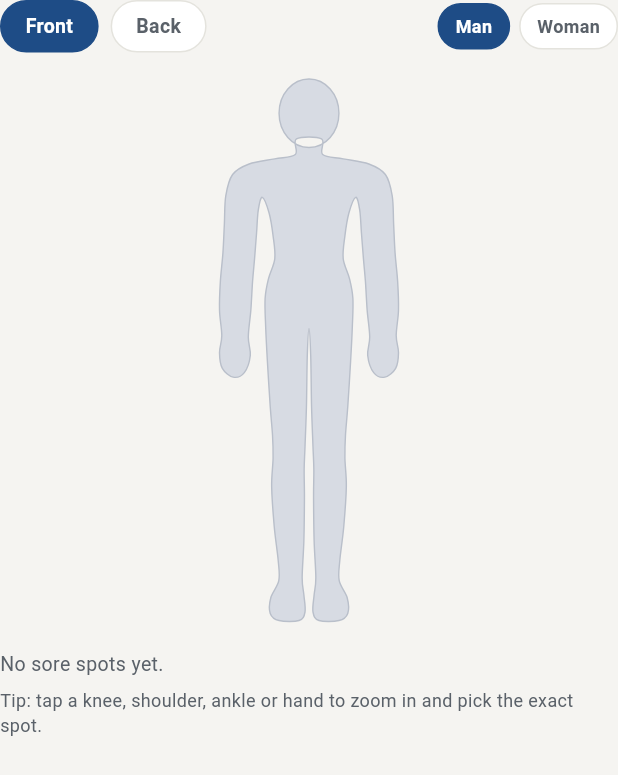
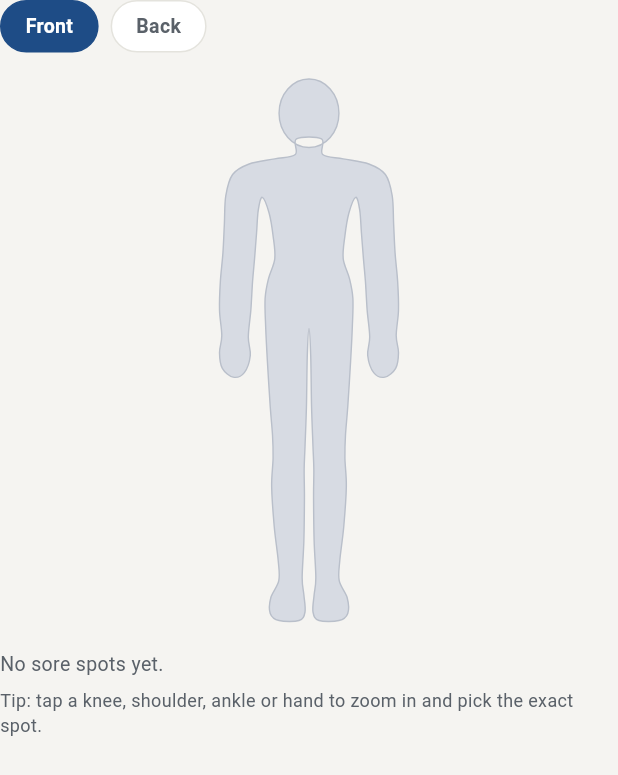
Before and after one commit to jojo11haz-droid/git-init, a Flutter app: the BodyMap widget shown alone on an empty page, opened directly with empty values, after a tap on "Front", on a phone screen of 412 x 824 dp. Shown: the top 775 px of the screen. Run offline on Flutter 3.47's test engine with Material 3 defaults, Android fonts, the phone set to English and light mode, and no system bars; our stand-ins replace flutter_secure_storage, image_picker; missing offline and left inert: health, record; accounts and stored records are empty; network calls fail.

Commit message:
Body map: take the Man / Woman switch off for now (web + app)
Everyone sees the man's figure and close-up photos again; a choice saved
earlier is ignored. The woman's outline, side profile, muscle lines and
f_*.webp photos stay in the code (unused) so the switch can come back
later. App: the switch beside Front / Back and in the close-up sheet are
removed, along with the secure-storage preference.

Co-Authored-By: Claude Opus 5.5 <noreply@anthropic.com>
Claude-Session: https://claude.ai/code/session_01JZCBbRpdyzoSZcsw4a4Y8U

```diff
--- a/patient_app/lib/body_map.dart
+++ b/patient_app/lib/body_map.dart
@@ -1,5 +1,4 @@
 import 'package:flutter/material.dart';
-import 'package:flutter_secure_storage/flutter_secure_storage.dart';
 
 import 'theme.dart';
 
@@ -452,35 +451,10 @@ class _PickResult {
 
 class _BodyMapState extends State<BodyMap> {
   final Map<String, int> _map = {}; // "view:region" -> 1..10
-  // Close-up photo set: the patient's choice of a man's or a woman's body,
-  // remembered on the device (same key as the website's localStorage).
-  static bool _female = false;
-  static const _sexKey = 'btw_body_sex';
-  static const _store = FlutterSecureStorage();
-
-  @override
-  void initState() {
-    super.initState();
-    _loadSex();
-  }
-
-  Future<void> _loadSex() async {
-    try {
-      final v = await _store.read(key: _sexKey);
-      if (v != null && mounted) setState(() => _female = v == 'f');
-    } catch (_) {}
-  }
-
-  void _setFemale(bool f) {
-    _female = f;
-    _saveSex(f);
-  }
-
-  Future<void> _saveSex(bool f) async {
-    try {
-      await _store.write(key: _sexKey, value: f ? 'f' : 'm');
-    } catch (_) {}
-  }
+  // Which body the figure and close-up photos show. The Man / Woman switch
+  // is off for now, so everyone sees the man's set; the woman's outline and
+  // f_*.webp photos stay in place for when it comes back.
+  static const bool _female = false;
   final Map<String, String> _sens = {}; // "view:region" -> sensation code
   String _view = 'front';
   static const double _w = 190; // on-screen width; height keeps 100:198 ratio
@@ -516,11 +490,7 @@ class _BodyMapState extends State<BodyMap> {
       }
     }
     final res = await _pickLevel(region, zoom, sub);
-    if (!mounted) return;
-    if (res == null) {
-      setState(() {}); // the Man / Woman switch may have changed in the sheet
-      return;
-    }
+    if (res == null || !mounted) return;
     final key = res.key;
     setState(() {
       final from = res.moveFrom;
@@ -657,24 +627,12 @@ class _BodyMapState extends State<BodyMap> {
               crossAxisAlignment: CrossAxisAlignment.start,
               children: [
                 if (zoom != null) ...[
-                  Row(
-                    children: [
-                      Expanded(
-                        child: Text(
-                          partName.isEmpty
-                              ? partName
-                              : partName[0].toUpperCase() +
-                                  partName.substring(1),
-                          style: const TextStyle(
-                              fontSize: 16, fontWeight: FontWeight.w700),
-                        ),
-                      ),
-                      chip(isFr ? 'Homme' : 'Man', !_female,
-                          () => setSheet(() => _setFemale(false))),
-                      const SizedBox(width: 6),
-                      chip(isFr ? 'Femme' : 'Woman', _female,
-                          () => setSheet(() => _setFemale(true))),
-                    ],
+                  Text(
+                    partName.isEmpty
+                        ? partName
+                        : partName[0].toUpperCase() + partName.substring(1),
+                    style: const TextStyle(
+                        fontSize: 16, fontWeight: FontWeight.w700),
                   ),
                   const SizedBox(height: 4),
                   Text(
@@ -909,10 +867,6 @@ class _BodyMapState extends State<BodyMap> {
         Row(children: [
           _viewBtn('front', widget.isFr ? 'Avant' : 'Front'),
           _viewBtn('back', widget.isFr ? 'Arrière' : 'Back'),
-          const Spacer(),
-          // Man / Woman: the figure's outline and the close-up photos.
-          _sexBtn(false, widget.isFr ? 'Homme' : 'Man'),
-          _sexBtn(true, widget.isFr ? 'Femme' : 'Woman'),
         ]),
         const SizedBox(height: 12),
         Center(
@@ -943,29 +897,6 @@ class _BodyMapState extends State<BodyMap> {
           style: const TextStyle(fontSize: 12, color: BtwColors.inkSoft),
         ),
       ],
-    );
-  }
-
-  Widget _sexBtn(bool female, String label) {
-    final sel = _female == female;
-    return Padding(
-      padding: const EdgeInsets.only(left: 6),
-      child: GestureDetector(
-        onTap: () => setState(() => _setFemale(female)),
-        child: Container(
-          padding: const EdgeInsets.symmetric(horizontal: 11, vertical: 6),
-          decoration: BoxDecoration(
-            color: sel ? BtwColors.moss : Colors.white,
-            borderRadius: BorderRadius.circular(20),
-            border: Border.all(color: sel ? BtwColors.moss : BtwColors.line),
-          ),
-          child: Text(label,
-              style: TextStyle(
-                  fontSize: 12,
-                  fontWeight: FontWeight.w600,
-                  color: sel ? Colors.white : BtwColors.inkSoft)),
-        ),
-      ),
     );
   }
 }
```
Also changed, not shown: 1 other file.
